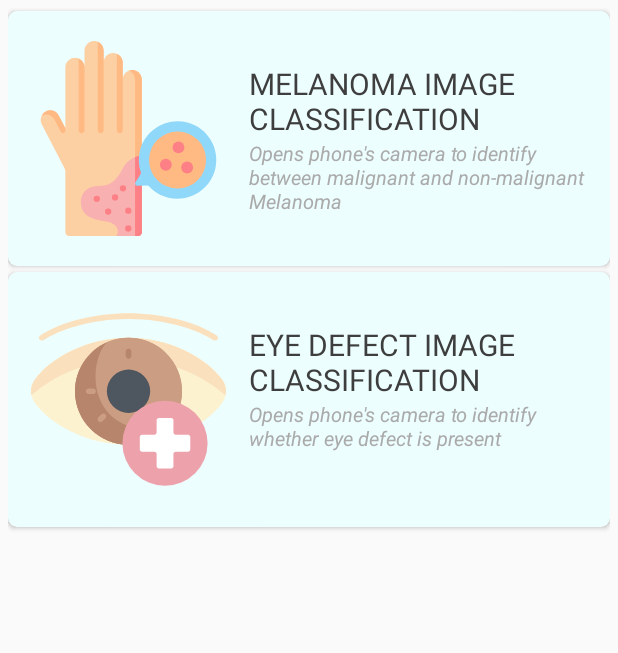
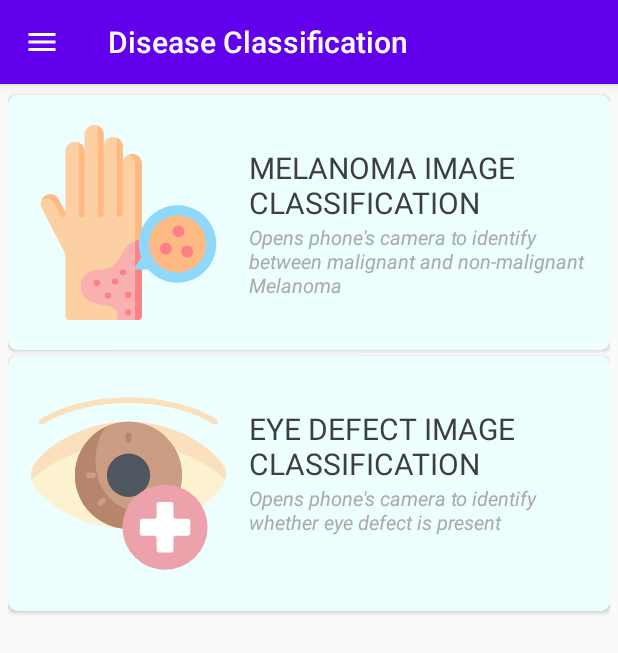
Before and after one commit to omxie/disease_classification, an Android app: the MainActivity screen opened directly, with no data from a screen before it, on a phone screen of 412 x 824 dp. Shown: the top 653 px of the screen. Run offline under Robolectric (Android 15) with nearby library versions, the phone set to English and light mode, and no system bars.

Commit message:
Fixed: Null Pointer on Nav Bar

```diff
--- a/app/src/main/AndroidManifest.xml
+++ b/app/src/main/AndroidManifest.xml
@@ -16,8 +16,7 @@
         <activity android:name=".MelanomaClassification" />
         <activity android:name=".SignInScreen" />
         <activity android:name=".SplashScreen" />
-        <activity android:name=".MainActivity"
-            android:theme="@style/AppTheme.NoActionBar"/>
+        <activity android:name=".MainActivity"/>
         <activity android:name=".LoginScreen" >
             <intent-filter>
                 <action android:name="android.intent.action.MAIN" />
--- a/app/src/main/java/com/example/diseaseclassification/MainActivity.java
+++ b/app/src/main/java/com/example/diseaseclassification/MainActivity.java
@@ -34,7 +34,6 @@ import java.util.ArrayList;
 import java.util.logging.Handler;
 
 public class MainActivity extends AppCompatActivity {
-    private ActionBar actionBar;
     private ActionBarDrawerToggle toggle;
     private DrawerLayout drawerLayout;
     private NavigationView navigationView;
@@ -68,7 +67,6 @@ public class MainActivity extends AppCompatActivity {
         rcycleList.setAdapter(rcycleAdapter);
 
 
-        actionBar = getSupportActionBar();
         drawerLayout=findViewById(R.id.drawer_layout);
         navigationView=findViewById(R.id.nav_view);
         toggle=new ActionBarDrawerToggle(MainActivity.this,drawerLayout, R.string.open,R.string.close);
@@ -76,8 +74,9 @@ public class MainActivity extends AppCompatActivity {
         toggle.syncState();
         //AppCompatActivity activity = (AppCompatActivity) getApplicationContext();
 
-        actionBar.setDisplayHomeAsUpEnabled(true);
-        actionBar.setHomeAsUpIndicator(R.drawable.logo);
+        getSupportActionBar().setHomeButtonEnabled(true);
+        getSupportActionBar().setDisplayHomeAsUpEnabled(true);
+        getSupportActionBar().setHomeAsUpIndicator(R.drawable.logo);
 
 
         navigationView.setNavigationItemSelectedListener(new NavigationView.OnNavigationItemSelectedListener() {
```
